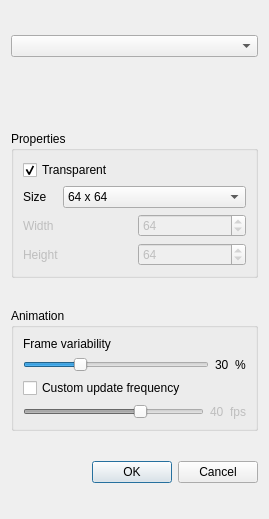
markus-wa/glmixer-mirror, file src/AlgorithmSelectionDialog.ui: the form before one commit.
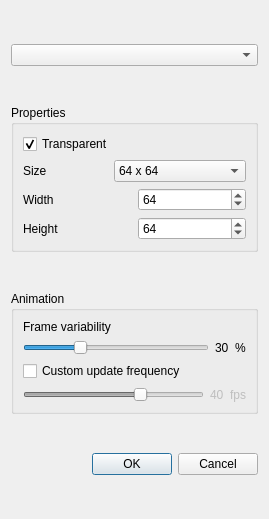
The form after the commit. Icons and pictures are not drawn.

Commit message: Implementation of FFGL Source saving and loading from XML configuration. Improved dialog for FreeframeGL source creation (+ same improvements applied to Algorithm Source creation dialog)

What changed in the file:
```diff
--- a/src/AlgorithmSelectionDialog.ui
+++ b/src/AlgorithmSelectionDialog.ui
@@ -34,19 +34,6 @@
      </property>
     </widget>
    </item>
-   <item>
-    <widget class="QLabel" name="label">
-     <property name="sizePolicy">
-      <sizepolicy hsizetype="Preferred" vsizetype="Maximum">
-       <horstretch>0</horstretch>
-       <verstretch>0</verstretch>
-      </sizepolicy>
-     </property>
-     <property name="text">
-      <string/>
-     </property>
-    </widget>
-   </item>
    <item>
     <widget class="QGroupBox" name="sizeGroupBox">
      <property name="sizePolicy">
@@ -83,12 +70,15 @@
         <property name="text">
          <string>Size   </string>
         </property>
+        <property name="buddy">
+         <cstring>presetsSizeComboBox</cstring>
+        </property>
        </widget>
       </item>
       <item row="1" column="1">
        <widget class="QComboBox" name="presetsSizeComboBox">
         <property name="sizePolicy">
-         <sizepolicy hsizetype="Expanding" vsizetype="Fixed">
+         <sizepolicy hsizetype="Minimum" vsizetype="Fixed">
           <horstretch>0</horstretch>
           <verstretch>0</verstretch>
          </sizepolicy>
@@ -96,6 +86,9 @@
         <property name="currentIndex">
          <number>5</number>
         </property>
+        <property name="sizeAdjustPolicy">
+         <enum>QComboBox::AdjustToContents</enum>
+        </property>
         <item>
          <property name="text">
           <string>Custom</string>
@@ -174,11 +167,24 @@
        </widget>
       </item>
       <item row="2" column="0" colspan="2">
+       <widget class="QWidget" name="sizeGrid" native="true">
        <layout class="QGridLayout" name="sizeGridLayout">
+         <property name="leftMargin">
+          <number>0</number>
+         </property>
+         <property name="topMargin">
+          <number>0</number>
+         </property>
+         <property name="rightMargin">
+          <number>0</number>
+         </property>
+         <property name="bottomMargin">
+          <number>0</number>
+         </property>
         <item row="0" column="0">
          <widget class="QLabel" name="w">
           <property name="enabled">
-           <bool>false</bool>
+            <bool>true</bool>
           </property>
           <property name="text">
            <string>Width</string>
@@ -191,7 +197,7 @@
         <item row="0" column="1">
          <widget class="QSpinBox" name="widthSpinBox">
           <property name="enabled">
-           <bool>false</bool>
+            <bool>true</bool>
           </property>
           <property name="minimum">
            <number>2</number>
@@ -207,7 +213,7 @@
         <item row="1" column="1">
          <widget class="QSpinBox" name="heightSpinBox">
           <property name="enabled">
-           <bool>false</bool>
+            <bool>true</bool>
           </property>
           <property name="minimum">
            <number>2</number>
@@ -223,7 +229,7 @@
         <item row="1" column="0">
          <widget class="QLabel" name="h">
           <property name="enabled">
-           <bool>false</bool>
+            <bool>true</bool>
           </property>
           <property name="text">
            <string>Height</string>
@@ -234,6 +240,7 @@
          </widget>
         </item>
        </layout>
+       </widget>
       </item>
      </layout>
     </widget>
```
Lines whose indentation alone changed are shown as unchanged. The commit also changes 10 other files.
